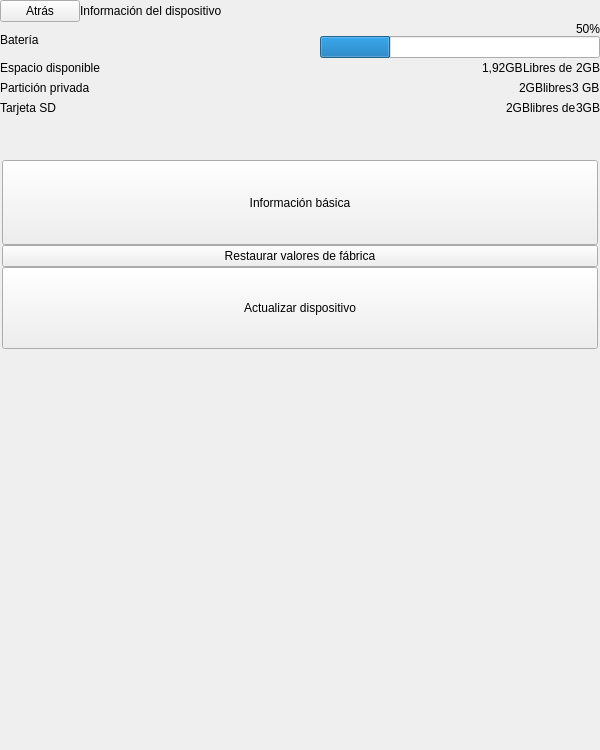
bq/cervantes, file bqSetting/ui/SettingsDeviceInfo.ui: the form before one commit.
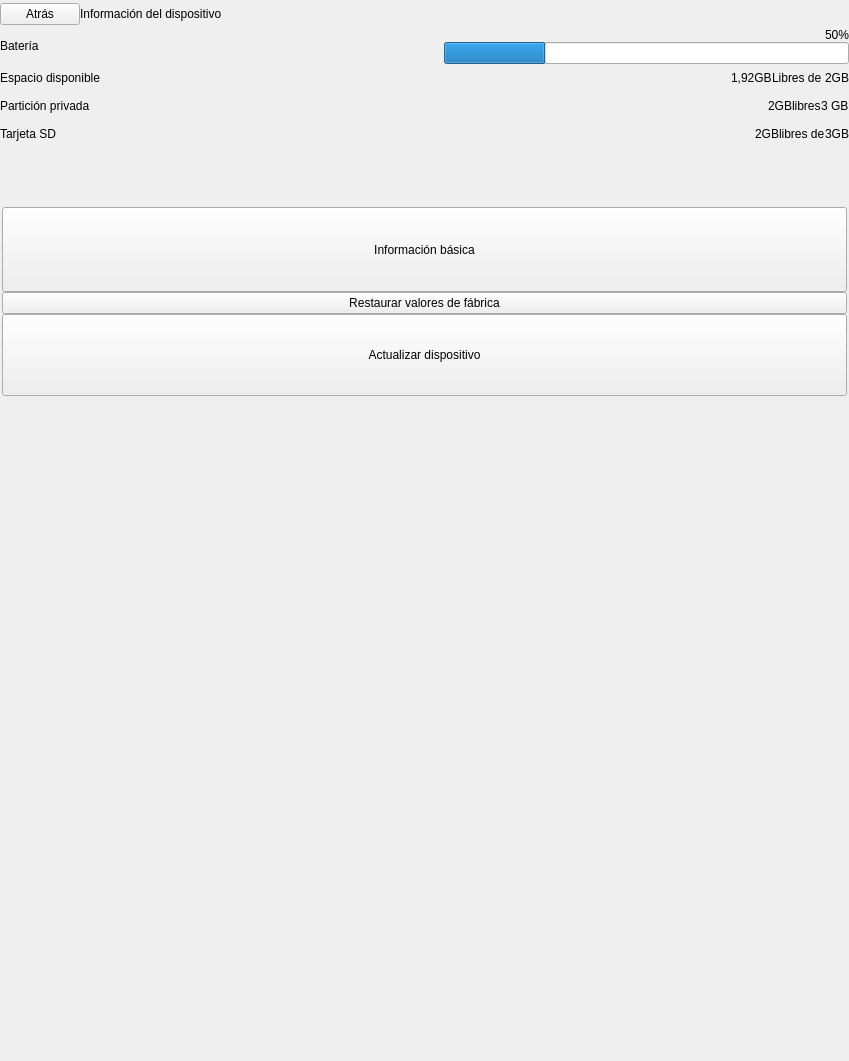
The form after the commit. Custom widgets are drawn as their Qt base class.

```diff
--- a/bqSetting/ui/SettingsDeviceInfo.ui
+++ b/bqSetting/ui/SettingsDeviceInfo.ui
@@ -6,8 +6,8 @@
    <rect>
     <x>0</x>
     <y>0</y>
-    <width>600</width>
-    <height>750</height>
+    <width>849</width>
+    <height>1061</height>
    </rect>
   </property>
   <property name="sizePolicy">
@@ -18,14 +18,14 @@
   </property>
   <property name="minimumSize">
    <size>
-    <width>600</width>
-    <height>750</height>
+    <width>0</width>
+    <height>0</height>
    </size>
   </property>
   <property name="maximumSize">
    <size>
-    <width>600</width>
-    <height>750</height>
+    <width>849</width>
+    <height>1061</height>
    </size>
   </property>
   <property name="windowTitle">
@@ -71,7 +71,7 @@
         <property name="maximumSize">
          <size>
           <width>16777215</width>
-          <height>10000</height>
+          <height>14142</height>
          </size>
         </property>
         <property name="text">
@@ -86,8 +86,8 @@
         </property>
         <property name="sizeHint" stdset="0">
          <size>
-          <width>40</width>
-          <height>20</height>
+          <width>57</width>
+          <height>28</height>
          </size>
         </property>
        </spacer>
@@ -140,8 +140,8 @@
            </property>
            <property name="sizeHint" stdset="0">
             <size>
-             <width>40</width>
-             <height>20</height>
+             <width>57</width>
+             <height>28</height>
             </size>
            </property>
           </spacer>
@@ -204,8 +204,8 @@
            </property>
            <property name="sizeHint" stdset="0">
             <size>
-             <width>40</width>
-             <height>20</height>
+             <width>57</width>
+             <height>28</height>
             </size>
            </property>
           </spacer>
@@ -257,8 +257,8 @@
            </property>
            <property name="sizeHint" stdset="0">
             <size>
-             <width>40</width>
-             <height>20</height>
+             <width>57</width>
+             <height>28</height>
             </size>
            </property>
           </spacer>
@@ -310,8 +310,8 @@
            </property>
            <property name="sizeHint" stdset="0">
             <size>
-             <width>40</width>
-             <height>20</height>
+             <width>57</width>
+             <height>28</height>
             </size>
            </property>
           </spacer>
@@ -353,8 +353,8 @@
      </property>
      <property name="sizeHint" stdset="0">
       <size>
-       <width>20</width>
-       <height>40</height>
+       <width>28</width>
+       <height>57</height>
       </size>
      </property>
     </spacer>
@@ -394,7 +394,7 @@
         <property name="maximumSize">
          <size>
           <width>16777215</width>
-          <height>85</height>
+          <height>120</height>
          </size>
         </property>
         <property name="focusPolicy">
@@ -429,7 +429,7 @@
         <property name="maximumSize">
          <size>
           <width>16777215</width>
-          <height>82</height>
+          <height>116</height>
          </size>
         </property>
         <property name="focusPolicy">
@@ -450,8 +450,8 @@
      </property>
      <property name="sizeHint" stdset="0">
       <size>
-       <width>20</width>
-       <height>40</height>
+       <width>28</width>
+       <height>57</height>
       </size>
      </property>
     </spacer>
```
Left out of the diff: 24 changed lines with no effect on the pictures.
